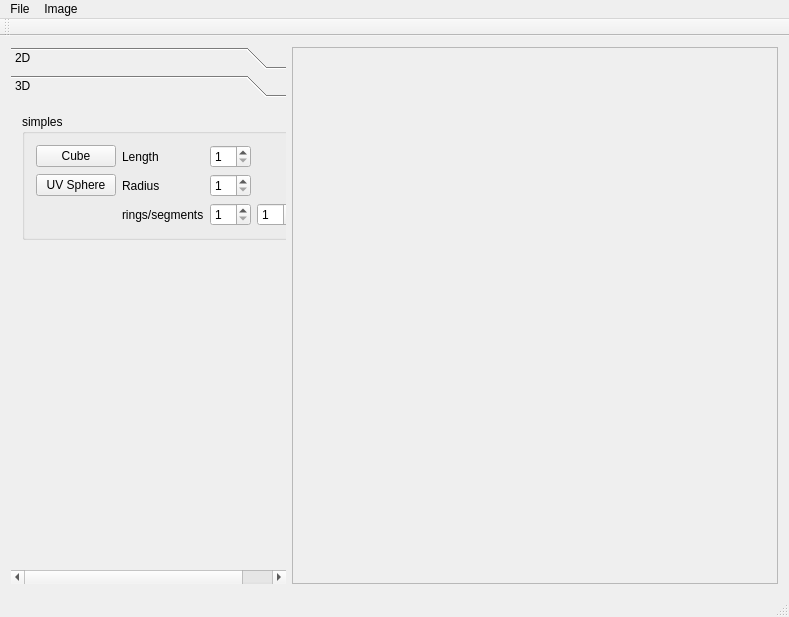
Before: the Qt Designer form src/ImageViewer.ui in IDemandASandwich/ImageViewer, drawn with Qt 5.
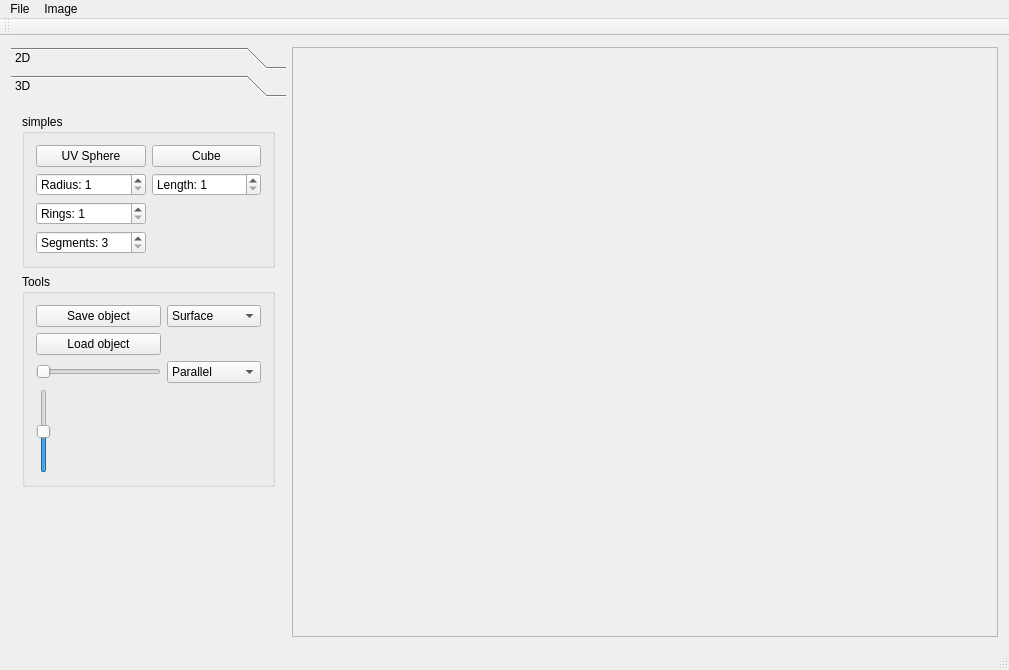
After: the same form once the commit is applied.

```diff
--- a/src/ImageViewer.ui
+++ b/src/ImageViewer.ui
@@ -6,8 +6,8 @@
    <rect>
     <x>0</x>
     <y>0</y>
-    <width>789</width>
-    <height>617</height>
+    <width>1009</width>
+    <height>670</height>
    </rect>
   </property>
   <property name="windowTitle">
@@ -17,6 +17,9 @@
    <layout class="QHBoxLayout" name="horizontalLayout">
     <item>
      <widget class="QToolBox" name="toolBox">
+      <property name="enabled">
+       <bool>true</bool>
+      </property>
       <property name="sizePolicy">
        <sizepolicy hsizetype="Ignored" vsizetype="Preferred">
         <horstretch>0</horstretch>
@@ -464,8 +467,8 @@
         <rect>
          <x>0</x>
          <y>0</y>
-         <width>285</width>
-         <height>467</height>
+         <width>275</width>
+         <height>537</height>
         </rect>
        </property>
        <attribute name="label">
@@ -476,13 +479,23 @@
          <layout class="QVBoxLayout" name="verticalLayout_5">
           <item>
            <widget class="QGroupBox" name="groupBoxSimples">
+            <property name="enabled">
+             <bool>true</bool>
+            </property>
             <property name="title">
              <string>simples</string>
             </property>
-            <layout class="QGridLayout" name="gridLayout_8">
-             <item row="0" column="0">
+            <layout class="QVBoxLayout" name="verticalLayout">
+             <item>
               <layout class="QGridLayout" name="gridLayout_7">
-               <item row="0" column="0">
+               <item row="0" column="2">
+                <widget class="QPushButton" name="pushButtonUVSphere">
+                 <property name="text">
+                  <string>UV Sphere</string>
+                 </property>
+                </widget>
+               </item>
+               <item row="0" column="3">
                 <widget class="QPushButton" name="pushButtonCube">
                  <property name="text">
                   <string>Cube</string>
@@ -491,58 +504,19 @@
                </item>
                <item row="2" column="2">
                 <widget class="QSpinBox" name="spinBoxRings">
-                 <property name="minimum">
-                  <number>1</number>
+                 <property name="prefix">
+                  <string>Rings: </string>
                  </property>
-                </widget>
-               </item>
-               <item row="2" column="3">
-                <widget class="QSpinBox" name="spinBoxSegments">
                  <property name="minimum">
                   <number>1</number>
                  </property>
                 </widget>
                </item>
-               <item row="2" column="1">
-                <widget class="QLabel" name="label_5">
-                 <property name="text">
-                  <string>rings/segments</string>
-                 </property>
-                </widget>
-               </item>
-               <item row="0" column="2">
-                <widget class="QSpinBox" name="spinBoxCubeSideLength">
-                 <property name="minimum">
-                  <number>1</number>
-                 </property>
-                 <property name="value">
-                  <number>1</number>
-                 </property>
-                </widget>
-               </item>
-               <item row="0" column="1">
-                <widget class="QLabel" name="label_3">
-                 <property name="text">
-                  <string>Length</string>
-                 </property>
-                </widget>
-               </item>
-               <item row="1" column="0">
-                <widget class="QPushButton" name="pushButtonUVSphere">
-                 <property name="text">
-                  <string>UV Sphere</string>
-                 </property>
-                </widget>
-               </item>
-               <item row="1" column="1">
-                <widget class="QLabel" name="label_6">
-                 <property name="text">
-                  <string>Radius</string>
-                 </property>
-                </widget>
-               </item>
                <item row="1" column="2">
                 <widget class="QSpinBox" name="spinBoxRadius">
+                 <property name="prefix">
+                  <string>Radius: </string>
+                 </property>
                  <property name="minimum">
                   <number>1</number>
                  </property>
@@ -551,6 +525,32 @@
                  </property>
                 </widget>
                </item>
+               <item row="1" column="3">
+                <widget class="QSpinBox" name="spinBoxCubeSideLength">
+                 <property name="suffix">
+                  <string/>
+                 </property>
+                 <property name="prefix">
+                  <string>Length: </string>
+                 </property>
+                 <property name="minimum">
+                  <number>1</number>
+                 </property>
+                 <property name="value">
+                  <number>1</number>
+                 </property>
+                </widget>
+               </item>
+               <item row="3" column="2">
+                <widget class="QSpinBox" name="spinBoxSegments">
+                 <property name="prefix">
+                  <string>Segments: </string>
+                 </property>
+                 <property name="minimum">
+                  <number>3</number>
+                 </property>
+                </widget>
+               </item>
               </layout>
              </item>
             </layout>
@@ -558,6 +558,106 @@
           </item>
          </layout>
         </item>
+        <item>
+         <widget class="QGroupBox" name="groupBoxTools3D">
+          <property name="layoutDirection">
+           <enum>Qt::LeftToRight</enum>
+          </property>
+          <property name="title">
+           <string>Tools</string>
+          </property>
+          <layout class="QGridLayout" name="gridLayout_6">
+           <item row="1" column="1">
+            <widget class="QPushButton" name="pushButtonLoad">
+             <property name="text">
+              <string>Load object</string>
+             </property>
+            </widget>
+           </item>
+           <item row="3" column="1">
+            <widget class="QSlider" name="horizontalSliderAzimuth">
+             <property name="maximum">
+              <number>360</number>
+             </property>
+             <property name="sliderPosition">
+              <number>0</number>
+             </property>
+             <property name="orientation">
+              <enum>Qt::Horizontal</enum>
+             </property>
+             <property name="tickPosition">
+              <enum>QSlider::NoTicks</enum>
+             </property>
+             <property name="tickInterval">
+              <number>1</number>
+             </property>
+            </widget>
+           </item>
+           <item row="0" column="2">
+            <widget class="QComboBox" name="comboBoxSaveRepresentation">
+             <item>
+              <property name="text">
+               <string>Surface</string>
+              </property>
+             </item>
+             <item>
+              <property name="text">
+               <string>Wireframe</string>
+              </property>
+             </item>
+             <item>
+              <property name="text">
+               <string>Points</string>
+              </property>
+             </item>
+            </widget>
+           </item>
+           <item row="6" column="1">
+            <widget class="QSlider" name="verticalSliderZenith">
+             <property name="layoutDirection">
+              <enum>Qt::LeftToRight</enum>
+             </property>
+             <property name="minimum">
+              <number>-90</number>
+             </property>
+             <property name="maximum">
+              <number>90</number>
+             </property>
+             <property name="sliderPosition">
+              <number>0</number>
+             </property>
+             <property name="orientation">
+              <enum>Qt::Vertical</enum>
+             </property>
+             <property name="tickInterval">
+              <number>1</number>
+             </property>
+            </widget>
+           </item>
+           <item row="0" column="1">
+            <widget class="QPushButton" name="pushButtonSave">
+             <property name="text">
+              <string>Save object</string>
+             </property>
+            </widget>
+           </item>
+           <item row="3" column="2">
+            <widget class="QComboBox" name="comboBoxProjectType">
+             <item>
+              <property name="text">
+               <string>Parallel</string>
+              </property>
+             </item>
+             <item>
+              <property name="text">
+               <string>Perspective</string>
+              </property>
+             </item>
+            </widget>
+           </item>
+          </layout>
+         </widget>
+        </item>
         <item>
          <spacer name="verticalSpacer_2">
           <property name="orientation">
@@ -580,13 +680,16 @@
       <property name="widgetResizable">
        <bool>true</bool>
       </property>
+      <property name="alignment">
+       <set>Qt::AlignCenter</set>
+      </property>
       <widget class="QWidget" name="scrollAreaWidgetContents">
        <property name="geometry">
         <rect>
          <x>0</x>
          <y>0</y>
-         <width>488</width>
-         <height>542</height>
+         <width>708</width>
+         <height>595</height>
         </rect>
        </property>
       </widget>
@@ -599,7 +702,7 @@
     <rect>
      <x>0</x>
      <y>0</y>
-     <width>789</width>
+     <width>1009</width>
      <height>22</height>
     </rect>
    </property>
```
